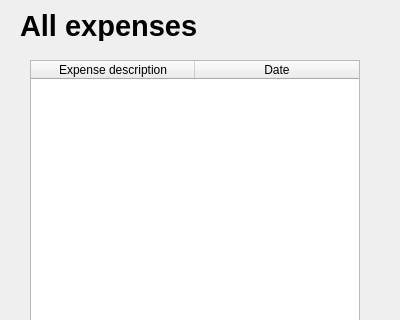
Above: dialogs/expense/ExpenseIndex.ui from supermaximo93/Computing_Project before the change; both pictures show x 0 to 400 and y 0 to 320 of the 400 by 544 pixel window. Below: the same form after it.
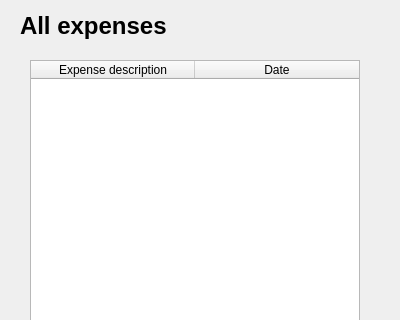
That is the form after the change.

Diff of the .ui file:
```diff
--- a/dialogs/expense/ExpenseIndex.ui
+++ b/dialogs/expense/ExpenseIndex.ui
@@ -103,13 +103,13 @@
     <rect>
      <x>20</x>
      <y>10</y>
-     <width>191</width>
+     <width>371</width>
      <height>31</height>
     </rect>
    </property>
    <property name="font">
     <font>
-     <pointsize>22</pointsize>
+     <pointsize>18</pointsize>
      <weight>75</weight>
      <bold>true</bold>
     </font>
```
Left out of the diff: 2 changed lines with no effect on the pictures.
